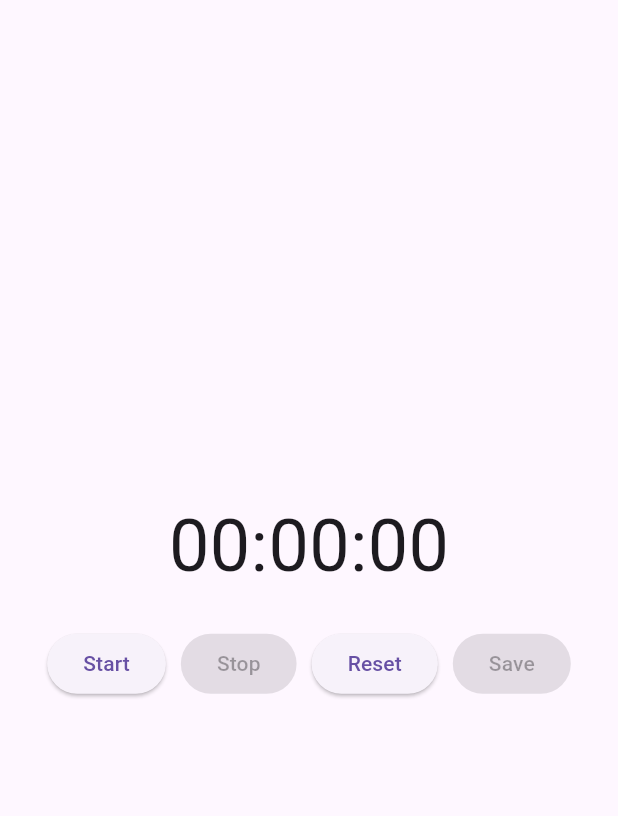
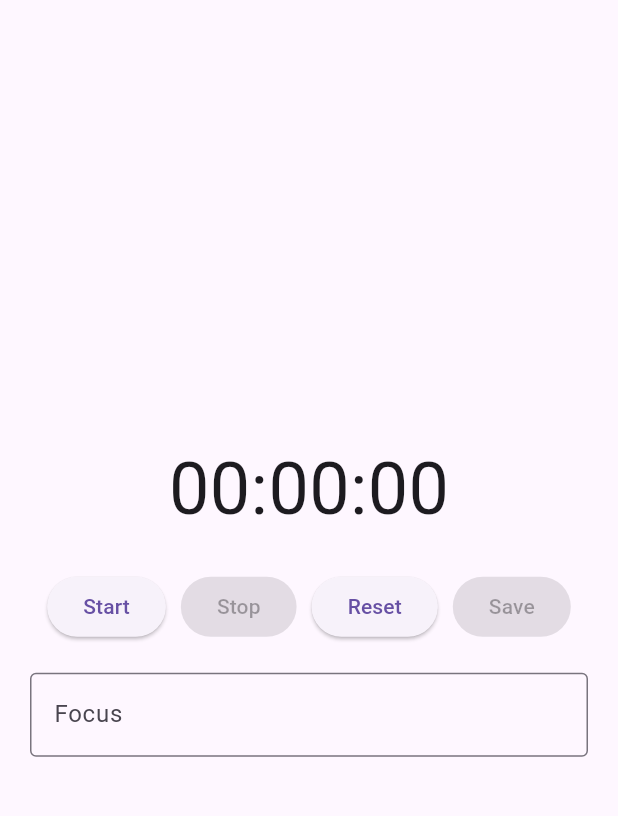
Before and after one commit to DaCoPro/TimeTracker, a Flutter app: the screen it shows after launch, on a phone screen of 412 x 824 dp, the part 63-879 px from its top. Run offline on Flutter 3.47's test engine with Material 3 defaults, Android fonts, the light colour scheme and no system bars; our stand-ins replace fl_chart.

Commit message:
1.1.0 add focus as text input and save to json repo.

```diff
--- a/lib/models/timer_data.dart
+++ b/lib/models/timer_data.dart
@@ -3,11 +3,13 @@ import 'dart:convert';
 class TimerData {
   final DateTime startTime;
   final DateTime endTime;
+  final String focus;
 
-  TimerData({required this.startTime, required this.endTime});
+  TimerData({required this.startTime, required this.endTime, required this.focus});
 
   Map<String, dynamic> toJson() => {
     'startTime': startTime.toIso8601String(),
     'endTime': endTime.toIso8601String(),
+    'focus': focus
   };
 }
--- a/lib/pages/StopwatchPage.dart
+++ b/lib/pages/StopwatchPage.dart
@@ -16,6 +16,7 @@ class _StopwatchPageState extends State<StopwatchPage> {
   bool _isRunning = false;
   bool _hasStarted = false;
   bool _isSaved = false;
+  final TextEditingController _focusController = TextEditingController();
 
   void _startStopwatch() {
     if (!_isSaved) {
@@ -44,13 +45,15 @@ class _StopwatchPageState extends State<StopwatchPage> {
       _isRunning = false;
       _hasStarted = false;
       _isSaved = false;
+      _focusController.clear();
     });
   }
 
   Future<void> _saveStopwatchData() async {
     final startTime = DateTime.now().subtract(_stopwatch.elapsed);
     final endTime = DateTime.now();
-    final timerData = TimerData(startTime: startTime, endTime: endTime);
+    final focus = _focusController.text;
+    final timerData = TimerData(startTime: startTime, endTime: endTime, focus: focus);
     await TimerService.saveTimerData(timerData);
     setState(() {
       _isSaved = true; // Disable the save button after saving
@@ -99,6 +102,17 @@ class _StopwatchPageState extends State<StopwatchPage> {
                 ),
               ],
             ),
+            SizedBox(height: 20),
+            Padding(
+              padding: const EdgeInsets.symmetric(horizontal: 20.0),
+              child: TextField(
+                controller: _focusController,
+                decoration: InputDecoration(
+                  labelText: 'Focus',
+                  border: OutlineInputBorder(),
+                ),
+              ),
+            ),
           ],
         ),
       ),
```
Also changed, not shown: lib/pages/TimerPage.dart (+29 -7 lines).
